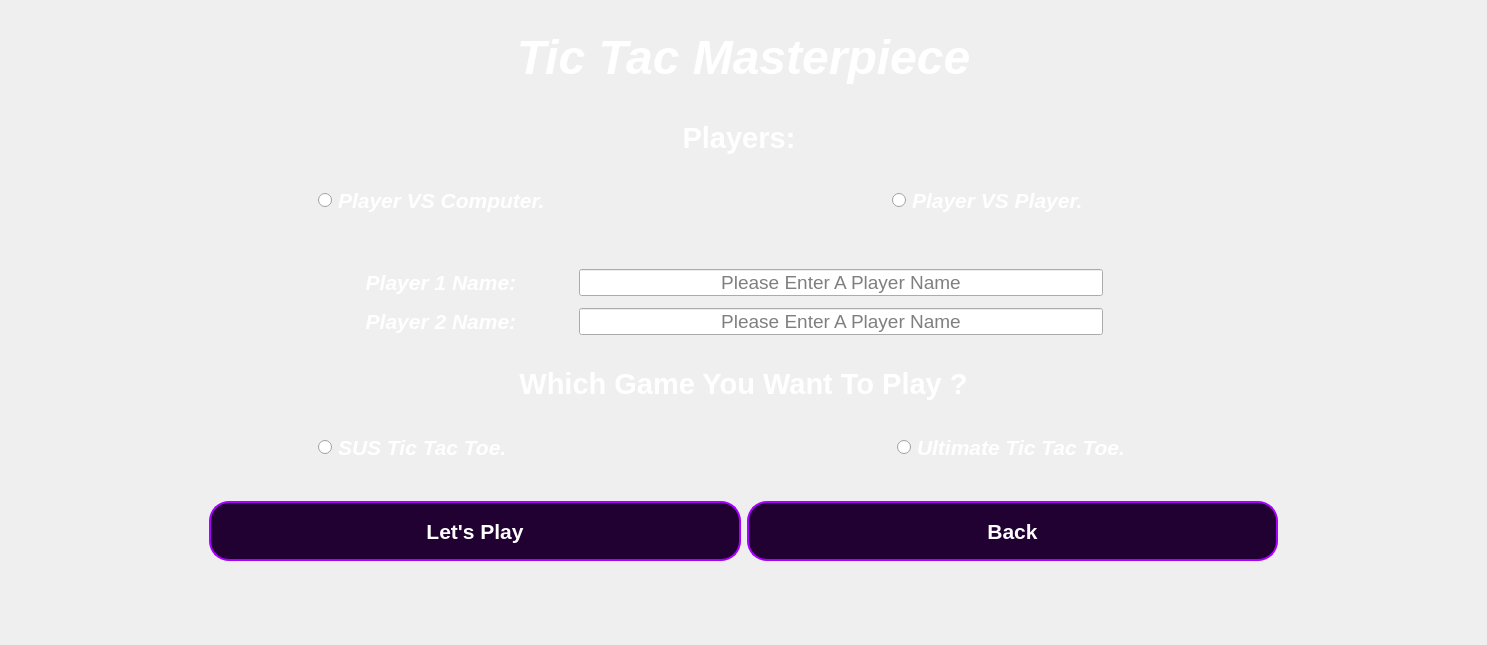
The window that manuwindow.ui (Mohammed-3tef/Tic_Tac_Masterpiece_GUI) describes before a commit, drawn with Qt 5.
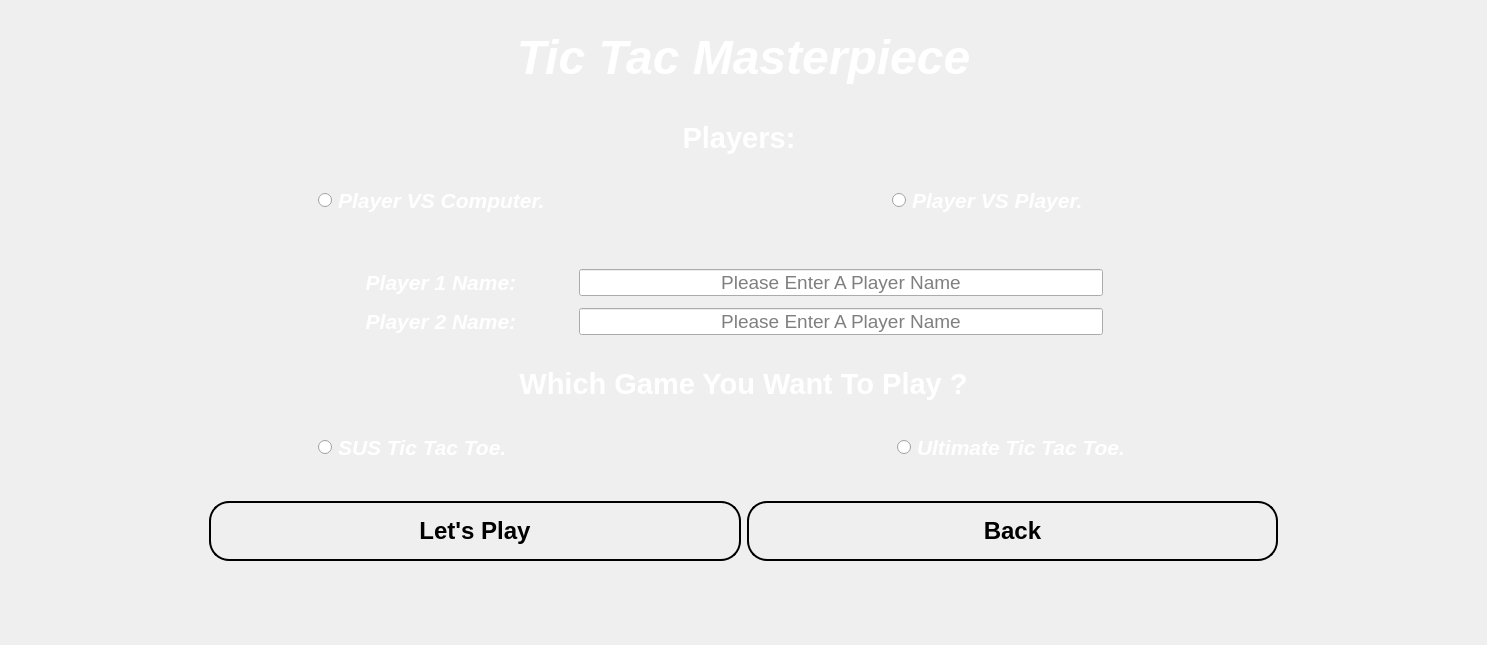
The same window after the commit. Icons and pictures are not drawn.

```diff
--- a/manuwindow.ui
+++ b/manuwindow.ui
@@ -40,15 +40,18 @@
         </property>
         <property name="font">
          <font>
-          <pointsize>16</pointsize>
+          <pointsize>18</pointsize>
           <bold>true</bold>
          </font>
         </property>
         <property name="styleSheet">
          <string notr="true">QPushButton {
-    background-color: rgb(33, 0, 50);
-    color: white; 
-    border: 2px solid rgb(170, 0, 255) ;
+	background: qlineargradient(spread:pad, x1:0, y1:0, x2:1, y2:0,  
+	stop:0 #c8b6ff
+	stop:1 #7ccbd6);
+	
+    color: #000; 
+    border: 2px solid rgb(0,0,0) ;
     border-radius: 20px;
     padding: 5px;
 }
@@ -73,15 +76,18 @@
         </property>
         <property name="font">
          <font>
-          <pointsize>16</pointsize>
+          <pointsize>18</pointsize>
           <bold>true</bold>
          </font>
         </property>
         <property name="styleSheet">
          <string notr="true">QPushButton {
-    background-color: rgb(33, 0, 50);
-    color: white; 
-    border: 2px solid rgb(170, 0, 255) ;
+	background: qlineargradient(spread:pad, x1:0, y1:0, x2:1, y2:0,  
+	stop:1 #c8b6ff
+	stop:0 #7ccbd6);
+	
+    color: #000; 
+    border: 2px solid rgb(0,0,0) ;
     border-radius: 20px;
     padding: 5px;
 }
```
Left out of the diff: 8 changed lines with no effect on the pictures.
